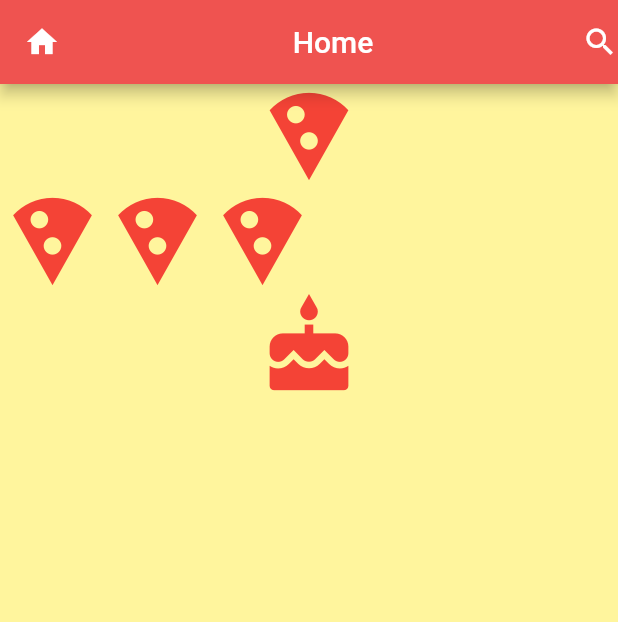
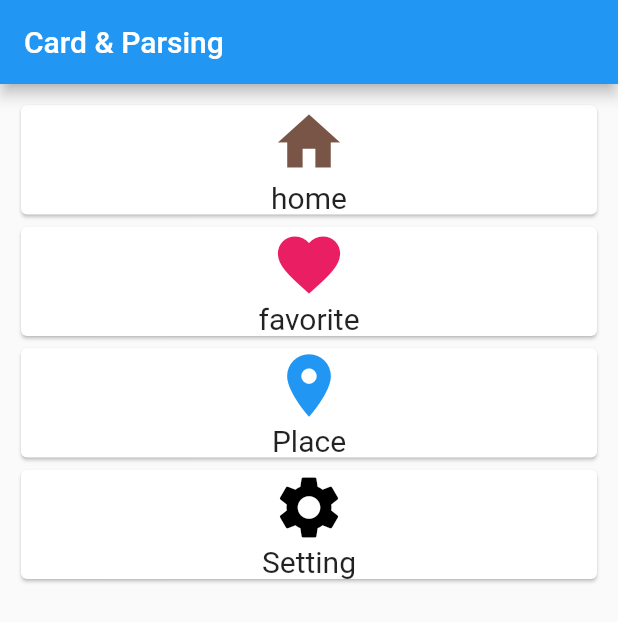
Before and after one commit to aluth313/latihan-flutter, a Flutter app: the screen it shows after launch, on a phone screen of 412 x 824 dp. Shown: the top 622 px of the screen. Run offline on Flutter 3.47's test engine with Material 2 defaults, Android fonts, the phone set to English and light mode, and no system bars.

Commit message:
card & parsing

```diff
--- a/lib/main.dart
+++ b/lib/main.dart
@@ -2,55 +2,58 @@ import 'package:flutter/material.dart';
 
 void main() {
   runApp(new MaterialApp(
-    title: "ini title",
+    title: "Card & Parsing",
     home: new HalHallo(),
   ));
 }
 
 class HalHallo extends StatelessWidget {
+
   @override
   Widget build(BuildContext context) {
     return new Scaffold(
-        backgroundColor: Colors.yellow[200],
       appBar: new AppBar(
-          backgroundColor: Colors.red[400],
-          leading: new Icon(Icons.home),
-          title: new Center(
-            child: new Text("Home"),
-          ),
-          actions: <Widget>[new Icon(Icons.search)],
+        title: new Text("Card & Parsing"),
       ),
       body: new Container(
+        padding: new EdgeInsets.all(10.0),
+        child: new Column(
+          crossAxisAlignment: CrossAxisAlignment.stretch,
+          children: <Widget>[
+            new CardSaya(icon: Icons.home, teks: "home", warna: Colors.brown,),
+            new CardSaya(icon: Icons.favorite, teks: "favorite", warna: Colors.pink,),
+            new CardSaya(icon: Icons.place, teks: "Place", warna: Colors.blue,),
+            new CardSaya(icon: Icons.settings, teks: "Setting", warna: Colors.black,),
+
+          ],
+        ),
+      ),
+    );
+  }
+}
+
+class CardSaya extends StatelessWidget {
+  CardSaya({this.icon, this.teks, this.warna});
+  final IconData icon;
+  final String teks;
+  final Color warna;
+  @override
+  Widget build(BuildContext context) {
+    return new Container(
+      child: new Card(
           child: new Column(
         children: <Widget>[
           new Icon(
-              Icons.local_pizza,
-              size: 70.0,
-              color: Colors.red,
+            icon,
+            size: 50.0,
+            color: warna,
           ),
-            new Row(children: <Widget>[
-              new Icon(
-                Icons.local_pizza,
-                size: 70.0,
-                color: Colors.red,
-              ),
-              new Icon(
-                Icons.local_pizza,
-                size: 70.0,
-                color: Colors.red,
-              ),
-              new Icon(
-                Icons.local_pizza,
-                size: 70.0,
-                color: Colors.red,
-              ),
-            ]),
-            new Icon(
-              Icons.cake,
-              size: 70.0,
-              color: Colors.red,
+          new Text(
+            teks,
+            style: new TextStyle(fontSize: 20.0),
           )
         ],
-        )));
+      )),
+    );
   }
 }
```
Lines whose indentation alone changed are shown as unchanged.
